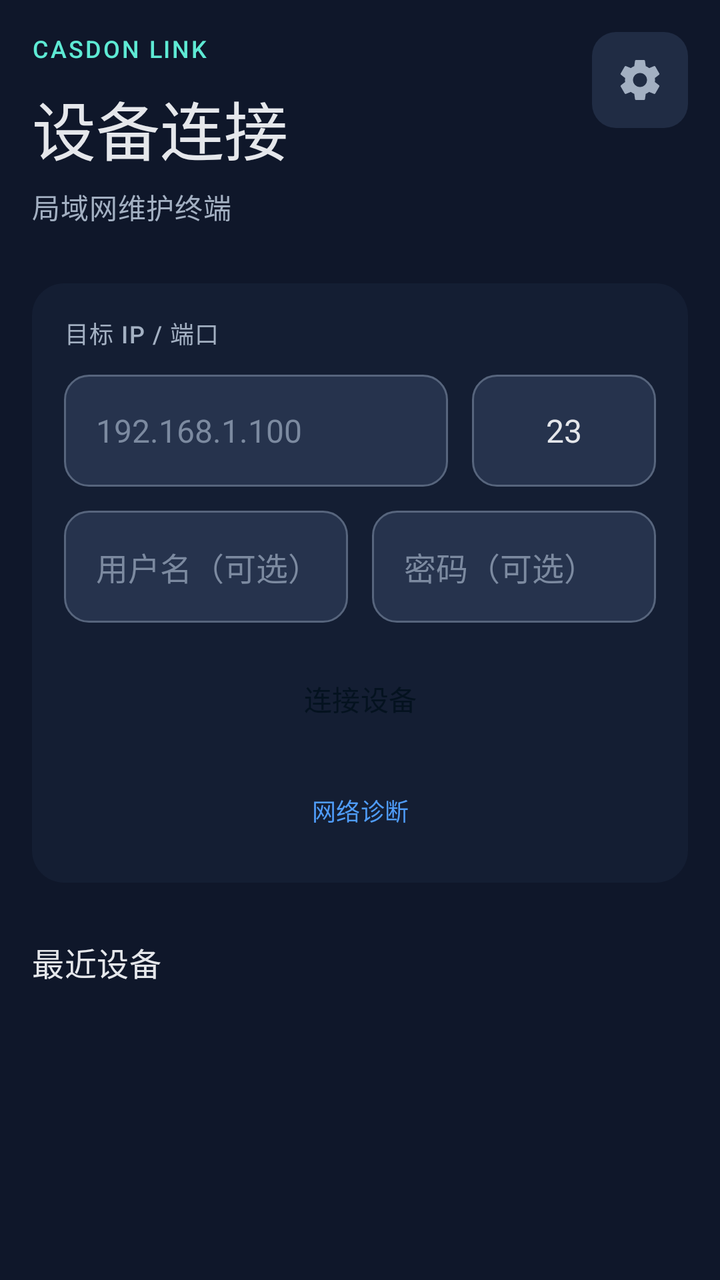
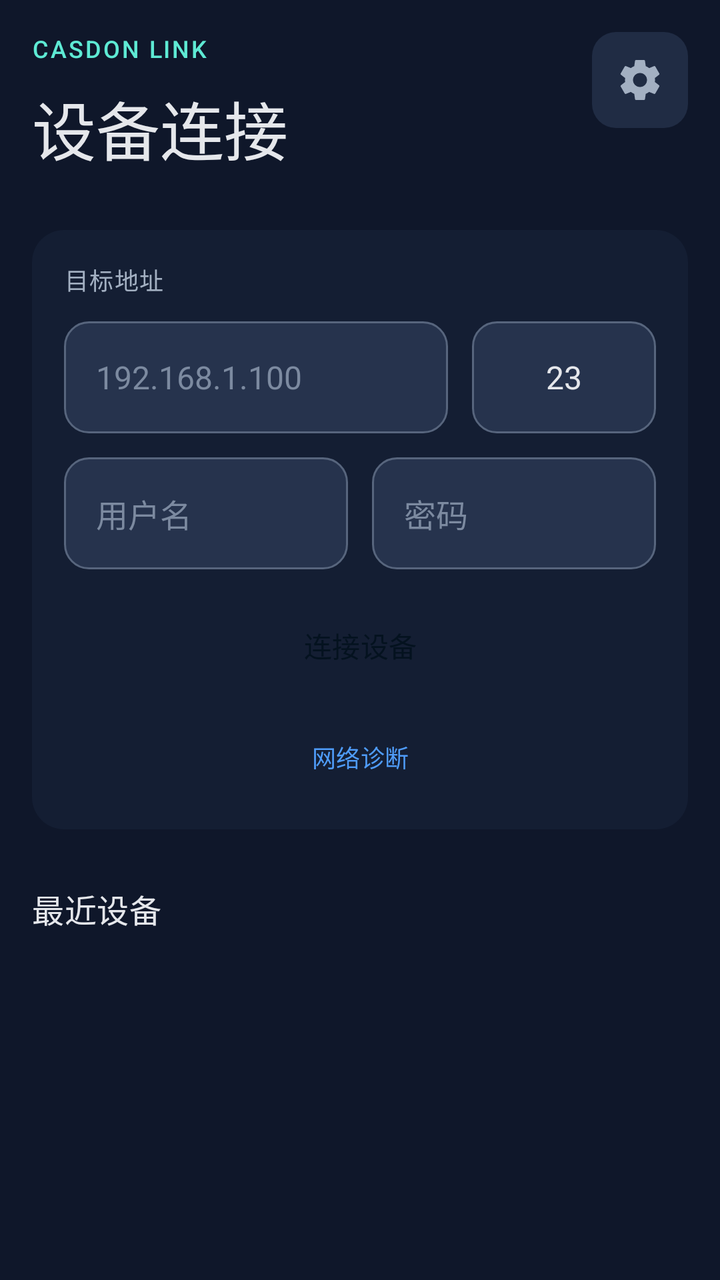

Screens rendered from an Android XML layout before and after an edit, with the pre-edit source and the edit as a unified diff.
<!-- AndroidManifest.xml: application theme Theme.CasdonLink -->
<!-- res/layout/activity_main.xml -->
<?xml version="1.0" encoding="utf-8"?>
<androidx.core.widget.NestedScrollView xmlns:android="http://schemas.android.com/apk/res/android"
    xmlns:tools="http://schemas.android.com/tools"
    android:id="@+id/main"
    style="@style/Widget.CasdonLink.Screen.Scroll"
    tools:context=".MainActivity">

    <LinearLayout style="@style/Widget.CasdonLink.Screen.ScrollContent">

        
        <LinearLayout
            android:layout_width="match_parent"
            android:layout_height="wrap_content"
            android:gravity="top"
            android:orientation="horizontal">

            <LinearLayout
                android:id="@+id/mainTitle"
                android:layout_width="0dp"
                android:layout_height="wrap_content"
                android:layout_weight="1"
                android:orientation="vertical">

                <TextView
                    style="@style/Text.CasdonLink.Eyebrow"
                    android:text="CASDON LINK" />

                <TextView
                    style="@style/Text.CasdonLink.HeroTitle"
                    android:layout_marginTop="@dimen/space_sm"
                    android:text="设备连接" />

                <TextView
                    style="@style/Text.CasdonLink.Subtitle"
                    android:layout_marginTop="6dp"
                    android:text="局域网维护终端" />
            </LinearLayout>

            <ImageButton
                android:id="@+id/settingsButton"
                style="@style/Widget.CasdonLink.Button.IconImage"
                android:layout_marginStart="@dimen/space_md"
                android:contentDescription="设置"
                android:src="@drawable/ic_settings" />
        </LinearLayout>

        <LinearLayout
            style="@style/Widget.CasdonLink.Card"
            android:layout_marginTop="@dimen/space_3xl">

            <TextView
                style="@style/Text.CasdonLink.Label"
                android:text="目标 IP / 端口" />

            <LinearLayout
                android:layout_width="match_parent"
                android:layout_height="wrap_content"
                android:layout_marginTop="@dimen/space_md"
                android:orientation="horizontal">

                <EditText
                    android:id="@+id/ipInput"
                    style="@style/Widget.CasdonLink.EditText"
                    android:layout_width="0dp"
                    android:layout_weight="1"
                    android:hint="192.168.1.100"
                    android:inputType="text" />

                <EditText
                    android:id="@+id/portInput"
                    style="@style/Widget.CasdonLink.EditText.Port"
                    android:layout_marginStart="@dimen/space_md"
                    android:hint="23"
                    android:text="23" />
            </LinearLayout>

            <LinearLayout
                android:layout_width="match_parent"
                android:layout_height="wrap_content"
                android:layout_marginTop="@dimen/space_md"
                android:orientation="horizontal">

                <EditText
                    android:id="@+id/usernameInput"
                    style="@style/Widget.CasdonLink.EditText"
                    android:layout_width="0dp"
                    android:layout_weight="1"
                    android:hint="用户名（可选）"
                    android:inputType="text" />

                <EditText
                    android:id="@+id/passwordInput"
                    style="@style/Widget.CasdonLink.EditText"
                    android:layout_width="0dp"
                    android:layout_marginStart="@dimen/space_md"
                    android:layout_weight="1"
                    android:hint="密码（可选）"
                    android:inputType="textPassword" />
            </LinearLayout>

            <Button
                android:id="@+id/connectButton"
                style="@style/Widget.CasdonLink.Button.Primary"
                android:layout_marginTop="14dp"
                android:text="连接设备" />

            <Button
                android:id="@+id/diagnoseButton"
                style="@style/Widget.CasdonLink.Button.Small"
                android:layout_marginTop="@dimen/space_md"
                android:text="网络诊断" />
        </LinearLayout>

        <TextView
            android:id="@+id/recentTitle"
            style="@style/Text.CasdonLink.SectionTitle"
            android:layout_width="match_parent"
            android:layout_marginTop="@dimen/space_3xl"
            android:text="最近设备" />

        
        <androidx.recyclerview.widget.RecyclerView
            android:id="@+id/recentDevices"
            android:layout_width="match_parent"
            android:layout_height="wrap_content"
            android:layout_marginTop="@dimen/space_md"
            android:clipToPadding="false"
            android:nestedScrollingEnabled="true"
            android:overScrollMode="ifContentScrolls"
            android:scrollbars="vertical" />

        
        <TextView
            android:id="@+id/aboutInfo"
            style="@style/Text.CasdonLink.Footer"
            android:layout_marginTop="@dimen/space_3xl" />

    </LinearLayout>
</androidx.core.widget.NestedScrollView>
<!-- resources referenced by this layout -->
<resources>
  <dimen name="space_3xl">28dp</dimen>
  <dimen name="space_md">12dp</dimen>
  <dimen name="space_sm">8dp</dimen>
  <style name="Text.CasdonLink.Subtitle" parent="TextAppearance.Material3.BodyMedium">
          <item name="android:layout_width">wrap_content</item>
          <item name="android:layout_height">wrap_content</item>
          <item name="android:textColor">@color/on_surface_variant</item>
          <item name="android:textSize">@dimen/text_body</item>
      </style>
  <style name="Widget.CasdonLink.Button.Primary" parent="Widget.CasdonLink.Button">
          <item name="backgroundTint">@color/button_primary_bg</item>
          <item name="android:textColor">@color/button_primary_text</item>
      </style>
  <style name="Theme.CasdonLink" parent="Base.Theme.CasdonLink" />
  <color name="on_surface_variant">#A3B0C2</color>
  <color name="secondary">#5EEAD4</color>
  <dimen name="text_caption">12sp</dimen>
  <dimen name="space_xs">4dp</dimen>
  <color name="on_surface">#E5E7EB</color>
  <dimen name="text_hero">32sp</dimen>
  <dimen name="text_label">12sp</dimen>
  <dimen name="text_section_title">16sp</dimen>
  <dimen name="text_body">14sp</dimen>
  <style name="Widget.CasdonLink" parent="" />
  <dimen name="icon_button_width">48dp</dimen>
  <dimen name="icon_button_height">48dp</dimen>
  <dimen name="control_height_small">40dp</dimen>
  <dimen name="card_padding">@dimen/space_lg</dimen>
  <dimen name="text_field_height">56dp</dimen>
  <dimen name="field_padding_horizontal">@dimen/space_lg</dimen>
  <color name="text_hint">#7C8AA0</color>
  <dimen name="text_body_large">16sp</dimen>
  <dimen name="port_field_width">92dp</dimen>
  <style name="Widget.CasdonLink.Screen" parent="" />
  <color name="surface">#0F172A</color>
  <dimen name="screen_padding_horizontal">@dimen/space_lg</dimen>
  <dimen name="screen_padding_vertical">@dimen/space_lg</dimen>
  <dimen name="screen_padding_bottom">@dimen/space_2xl</dimen>
  <color name="ripple">#33FFFFFF</color>
  <color name="surface_container_high">#202C44</color>
  <dimen name="corner_medium">12dp</dimen>
  <color name="white">#FFFFFFFF</color>
  <dimen name="control_height">48dp</dimen>
  <dimen name="space_2xl">24dp</dimen>
  <style name="ShapeAppearance.CasdonLink.Medium" parent="ShapeAppearance.Material3.Corner.Medium">
          <item name="cornerSize">@dimen/corner_medium</item>
      </style>
  <color name="ripple_primary">#334F9CF9</color>
  <color name="surface_container_low">#141E33</color>
  <dimen name="corner_large">16dp</dimen>
  <dimen name="space_lg">16dp</dimen>
  <color name="surface_container_highest">#26334D</color>
  <color name="outline">#57657D</color>
  <color name="primary">#4F9CF9</color>
  <color name="on_primary">#04121F</color>
  <color name="primary_container">#1E3A5F</color>
  <color name="on_primary_container">#D6E7FF</color>
  <color name="inverse_primary">#1E3A5F</color>
  <color name="on_secondary">#03201C</color>
  <color name="secondary_container">#123C3A</color>
  <color name="on_secondary_container">#B8FFF2</color>
  <color name="error">#F87171</color>
  <color name="on_error">#2A0A0A</color>
  <color name="error_container">#4A1D1D</color>
  <color name="on_error_container">#FFDAD6</color>
  <color name="surface_variant">#2B3852</color>
  <color name="surface_dim">#0B1220</color>
  <color name="surface_bright">#35415C</color>
  <color name="surface_container_lowest">#0A101D</color>
  <color name="surface_container">#1A253B</color>
  <color name="inverse_surface">#E5E7EB</color>
  <color name="inverse_on_surface">#1A253B</color>
  <color name="outline_variant">#334155</color>
  <style name="ShapeAppearance.CasdonLink.Large" parent="ShapeAppearance.Material3.Corner.Large">
          <item name="cornerSize">@dimen/corner_large</item>
      </style>
  <style name="ShapeAppearance.CasdonLink.Dialog" parent="ShapeAppearance.CasdonLink.Large" />
  <dimen name="text_toolbar_title">22sp</dimen>
  <!-- unchanged entries left out for length: 24 -->
</resources>

<!-- the commit's change to res/layout/activity_main.xml (unified diff, before → after) -->
@@ -29,11 +29,6 @@
                     style="@style/Text.CasdonLink.HeroTitle"
                     android:layout_marginTop="@dimen/space_sm"
                     android:text="设备连接" />
-
-                <TextView
-                    style="@style/Text.CasdonLink.Subtitle"
-                    android:layout_marginTop="6dp"
-                    android:text="局域网维护终端" />
             </LinearLayout>
 
             <ImageButton
@@ -50,7 +45,7 @@
 
             <TextView
                 style="@style/Text.CasdonLink.Label"
-                android:text="目标 IP / 端口" />
+                android:text="目标地址" />
 
             <LinearLayout
                 android:layout_width="match_parent"
@@ -85,7 +80,7 @@
                     style="@style/Widget.CasdonLink.EditText"
                     android:layout_width="0dp"
                     android:layout_weight="1"
-                    android:hint="用户名（可选）"
+                    android:hint="用户名"
                     android:inputType="text" />
 
                 <EditText
@@ -94,7 +89,7 @@
                     android:layout_width="0dp"
                     android:layout_marginStart="@dimen/space_md"
                     android:layout_weight="1"
-                    android:hint="密码（可选）"
+                    android:hint="密码"
                     android:inputType="textPassword" />
             </LinearLayout>
 
<!-- resource entries referenced after the edit -->
@@ -3,12 +3,6 @@
   <dimen name="space_3xl">28dp</dimen>
   <dimen name="space_md">12dp</dimen>
   <dimen name="space_sm">8dp</dimen>
-  <style name="Text.CasdonLink.Subtitle" parent="TextAppearance.Material3.BodyMedium">
-          <item name="android:layout_width">wrap_content</item>
-          <item name="android:layout_height">wrap_content</item>
-          <item name="android:textColor">@color/on_surface_variant</item>
-          <item name="android:textSize">@dimen/text_body</item>
-      </style>
   <style name="Widget.CasdonLink.Button.Primary" parent="Widget.CasdonLink.Button">
           <item name="backgroundTint">@color/button_primary_bg</item>
           <item name="android:textColor">@color/button_primary_text</item>
